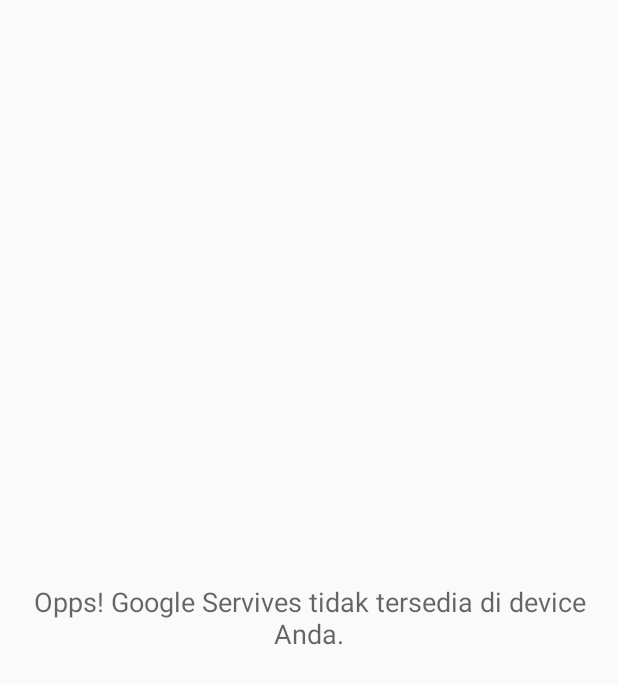
After one commit to arifinfrds/Android-CaTo, an Android app: the layout content_main_no_google_maps.xml on its own in the app's theme, with its tools: preview values and no code run, on a phone screen of 412 x 824 dp. The commit adds this screen. Shown: the top 684 px of the screen. Run offline under Robolectric (Android 15) with nearby library versions, the light colour scheme and no system bars.

Commit message:
rapikan coding

```diff
--- /dev/null
+++ b/app/src/main/res/layout/content_main_no_google_maps.xml
@@ -0,0 +1,20 @@
+<?xml version="1.0" encoding="utf-8"?>
+<android.support.constraint.ConstraintLayout xmlns:android="http://schemas.android.com/apk/res/android"
+    xmlns:app="http://schemas.android.com/apk/res-auto"
+    android:layout_width="match_parent"
+    android:layout_height="match_parent"
+    android:layout_margin="@dimen/activity_horizontal_margin">
+
+    <TextView
+
+        android:layout_width="0dp"
+        android:layout_height="0dp"
+        android:gravity="center"
+        android:text="Opps! Google Servives tidak tersedia di device Anda."
+        android:textAppearance="@style/TextAppearance.AppCompat.Medium"
+        app:layout_constraintBottom_toBottomOf="parent"
+        app:layout_constraintLeft_toLeftOf="parent"
+        app:layout_constraintRight_toRightOf="parent"
+        app:layout_constraintTop_toTopOf="parent" />
+
+</android.support.constraint.ConstraintLayout>
```
Also changed, not shown: app/src/main/java/com/example/arifinfirdaus/cato/MainActivity.java (+67 -5 lines), app/src/main/res/layout/activity_main_no_google_maps.xml (added, +25 -0 lines).
